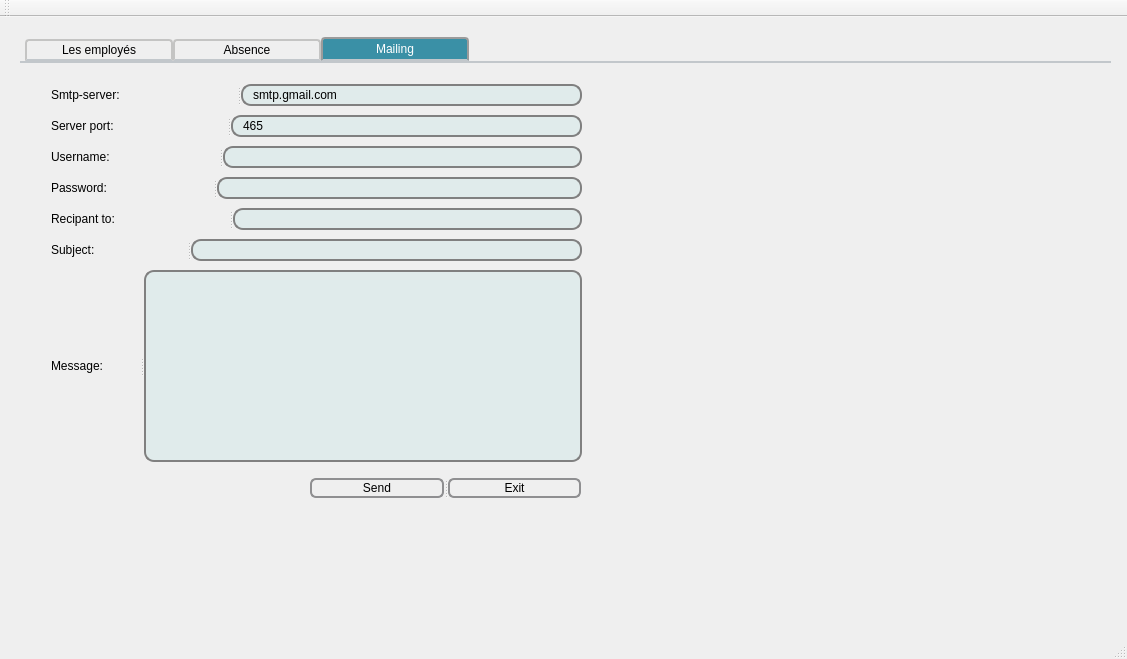
Old version of the form mainwindow.ui in the repository soumaya-nheri/Smart-Restaurant-2A27.
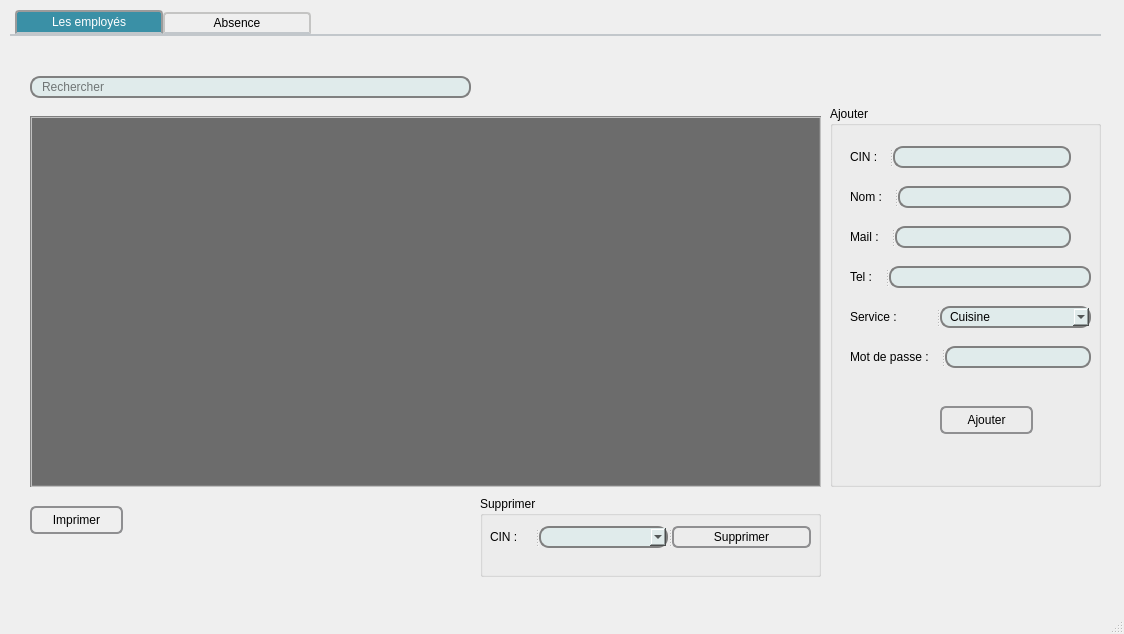
New version of the form. The open tabs and pages were chosen to show the change.

Patch:
```diff
--- a/mainwindow.ui
+++ b/mainwindow.ui
@@ -6,8 +6,8 @@
    <rect>
     <x>0</x>
     <y>0</y>
-    <width>1127</width>
-    <height>659</height>
+    <width>1124</width>
+    <height>634</height>
    </rect>
   </property>
   <property name="windowTitle">
@@ -17,8 +17,8 @@
    <widget class="QTabWidget" name="tabWidget">
     <property name="geometry">
      <rect>
-      <x>20</x>
-      <y>20</y>
+      <x>10</x>
+      <y>10</y>
       <width>1091</width>
       <height>571</height>
      </rect>
@@ -62,6 +62,10 @@
      background: #e0ebeb	;
      selection-background-color: darkgray;
  }
+QRadioButton{
+background: #e0ebeb	;
+     selection-background-color: darkgray;
+}
 QComboBox {
      border: 2px solid gray;
      border-radius: 10px;
@@ -392,6 +396,19 @@
        </widget>
       </widget>
      </widget>
+     <widget class="QPushButton" name="pushButton">
+      <property name="geometry">
+       <rect>
+        <x>20</x>
+        <y>470</y>
+        <width>93</width>
+        <height>28</height>
+       </rect>
+      </property>
+      <property name="text">
+       <string>Imprimer</string>
+      </property>
+     </widget>
     </widget>
     <widget class="QWidget" name="tab_3">
      <attribute name="title">
@@ -639,179 +656,31 @@
        <string>Télécharger</string>
       </property>
      </widget>
-    </widget>
-    <widget class="QWidget" name="tab_2">
-     <attribute name="title">
-      <string>Mailing</string>
-     </attribute>
      <widget class="QSplitter" name="splitter_2">
       <property name="geometry">
        <rect>
-        <x>31</x>
-        <y>21</y>
-        <width>531</width>
-        <height>22</height>
-       </rect>
-      </property>
-      <property name="orientation">
-       <enum>Qt::Horizontal</enum>
-      </property>
-      <widget class="QLabel" name="label_4">
-       <property name="text">
-        <string>Smtp-server:</string>
-       </property>
-      </widget>
-      <widget class="QLineEdit" name="server">
-       <property name="text">
-        <string>smtp.gmail.com</string>
-       </property>
-      </widget>
-     </widget>
-     <widget class="QSplitter" name="splitter_3">
-      <property name="geometry">
-       <rect>
-        <x>31</x>
-        <y>52</y>
-        <width>531</width>
-        <height>22</height>
-       </rect>
-      </property>
-      <property name="orientation">
-       <enum>Qt::Horizontal</enum>
-      </property>
-      <widget class="QLabel" name="label_9">
-       <property name="text">
-        <string>Server port:</string>
-       </property>
-      </widget>
-      <widget class="QLineEdit" name="port">
-       <property name="text">
-        <string>465</string>
-       </property>
-      </widget>
-     </widget>
-     <widget class="QSplitter" name="splitter_4">
-      <property name="geometry">
-       <rect>
-        <x>31</x>
-        <y>83</y>
-        <width>531</width>
-        <height>22</height>
-       </rect>
-      </property>
-      <property name="orientation">
-       <enum>Qt::Horizontal</enum>
-      </property>
-      <widget class="QLabel" name="label_10">
-       <property name="text">
-        <string>Username:</string>
-       </property>
-      </widget>
-      <widget class="QLineEdit" name="uname"/>
-     </widget>
-     <widget class="QSplitter" name="splitter_5">
-      <property name="geometry">
-       <rect>
-        <x>31</x>
-        <y>114</y>
-        <width>531</width>
-        <height>22</height>
-       </rect>
-      </property>
-      <property name="orientation">
-       <enum>Qt::Horizontal</enum>
-      </property>
-      <widget class="QLabel" name="label_11">
-       <property name="text">
-        <string>Password:</string>
-       </property>
-      </widget>
-      <widget class="QLineEdit" name="paswd">
-       <property name="inputMask">
-        <string/>
-       </property>
-       <property name="echoMode">
-        <enum>QLineEdit::Password</enum>
-       </property>
-      </widget>
-     </widget>
-     <widget class="QSplitter" name="splitter_6">
-      <property name="geometry">
-       <rect>
-        <x>31</x>
-        <y>145</y>
-        <width>531</width>
-        <height>22</height>
-       </rect>
-      </property>
-      <property name="orientation">
-       <enum>Qt::Horizontal</enum>
-      </property>
-      <widget class="QLabel" name="label_12">
-       <property name="text">
-        <string>Recipant to:</string>
-       </property>
-      </widget>
-      <widget class="QLineEdit" name="rcpt"/>
-     </widget>
-     <widget class="QSplitter" name="splitter_7">
-      <property name="geometry">
-       <rect>
-        <x>31</x>
-        <y>176</y>
-        <width>531</width>
-        <height>22</height>
-       </rect>
-      </property>
-      <property name="orientation">
-       <enum>Qt::Horizontal</enum>
-      </property>
-      <widget class="QLabel" name="label_13">
-       <property name="text">
-        <string>Subject:</string>
-       </property>
-      </widget>
-      <widget class="QLineEdit" name="subject"/>
-     </widget>
-     <widget class="QSplitter" name="splitter_14">
-      <property name="geometry">
-       <rect>
-        <x>31</x>
-        <y>207</y>
-        <width>531</width>
-        <height>192</height>
-       </rect>
-      </property>
-      <property name="orientation">
-       <enum>Qt::Horizontal</enum>
-      </property>
-      <widget class="QLabel" name="label_17">
-       <property name="text">
-        <string>Message:</string>
-       </property>
-      </widget>
-      <widget class="QPlainTextEdit" name="msg"/>
-     </widget>
-     <widget class="QSplitter" name="splitter_15">
-      <property name="geometry">
-       <rect>
-        <x>290</x>
-        <y>415</y>
-        <width>271</width>
+        <x>490</x>
+        <y>40</y>
+        <width>571</width>
         <height>20</height>
        </rect>
       </property>
       <property name="orientation">
        <enum>Qt::Horizontal</enum>
       </property>
-      <widget class="QPushButton" name="sendBtn">
+      <widget class="QRadioButton" name="triernom">
        <property name="text">
-        <string>Send</string>
+        <string>Trier Nom</string>
        </property>
       </widget>
-      <widget class="QPushButton" name="exitBtn">
+      <widget class="QRadioButton" name="triermotif">
        <property name="text">
-        <string>Exit</string>
+        <string>Trier Motif</string>
+       </property>
+      </widget>
+      <widget class="QRadioButton" name="trierdate">
+       <property name="text">
+        <string>Trier Date</string>
        </property>
       </widget>
      </widget>
@@ -828,17 +697,8 @@
     </rect>
    </property>
   </widget>
-  <widget class="QToolBar" name="mainToolBar">
-   <attribute name="toolBarArea">
-    <enum>TopToolBarArea</enum>
-   </attribute>
-   <attribute name="toolBarBreak">
-    <bool>false</bool>
-   </attribute>
-  </widget>
-  <widget class="QStatusBar" name="statusBar"/>
+  <widget class="QStatusBar" name="statusbar"/>
  </widget>
- <layoutdefault spacing="6" margin="11"/>
  <resources/>
  <connections/>
 </ui>
```
Left out of the diff: 14 changed lines with no effect on the pictures.
